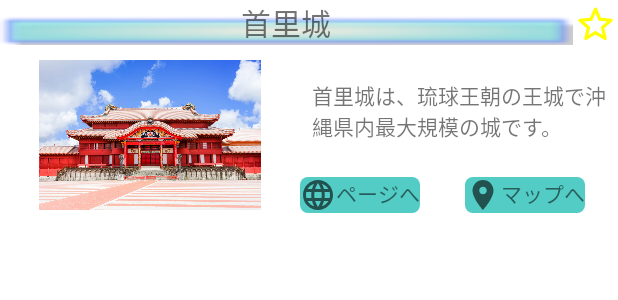
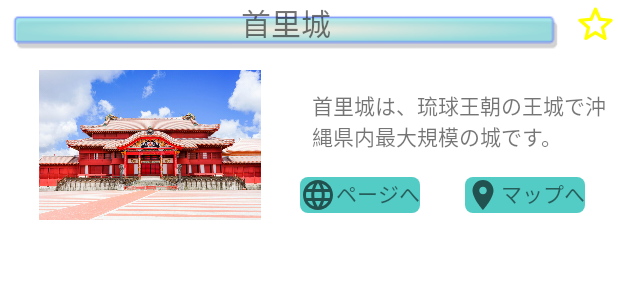
Before and after one commit to ssi17/okishiru, an Android app: the layout item_view_article.xml on its own in the app's theme, with its tools: preview values and no code run, on a phone screen of 412 x 824 dp. Shown: the top 300 px of the screen. Run offline under Robolectric (Android 15) with nearby library versions, the phone set to English and light mode, and no system bars.

Commit message:
Change font family and title underscore

```diff
--- a/app/src/main/res/values/themes.xml
+++ b/app/src/main/res/values/themes.xml
@@ -12,5 +12,6 @@
         <!-- Status bar color. -->
         <item name="android:statusBarColor" tools:targetApi="l">?attr/colorPrimaryVariant</item>
         <!-- Customize your theme here. -->
+        <item name="android:fontFamily">@font/zen_kaku_gothic_new</item>
     </style>
 </resources>
```
Also changed, not shown: app/src/main/res/drawable/article_title_underbar.png, 1 other file.
